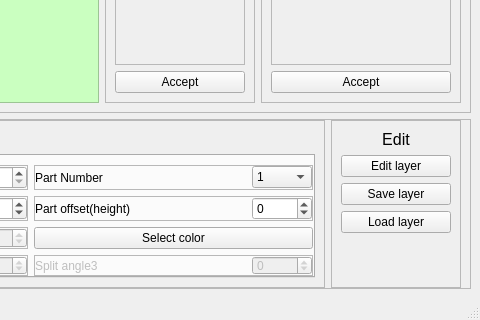
Old version of the form ui/shape_edit.ui in the repository CheckListHW/InputData; both pictures show x 532 to 1012 and y 460 to 780 of the 1012 by 780 pixel window.
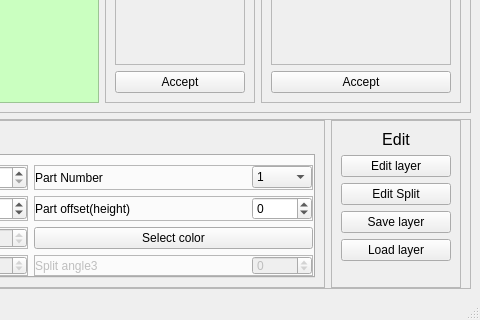
New version of the form.

Patch:
```diff
--- a/ui/shape_edit.ui
+++ b/ui/shape_edit.ui
@@ -1476,6 +1476,13 @@
             </property>
            </widget>
           </item>
+          <item>
+           <widget class="QPushButton" name="editSplitButton">
+            <property name="text">
+             <string>Edit Split</string>
+            </property>
+           </widget>
+          </item>
           <item>
            <widget class="QPushButton" name="saveLayerButton">
             <property name="text">
```
